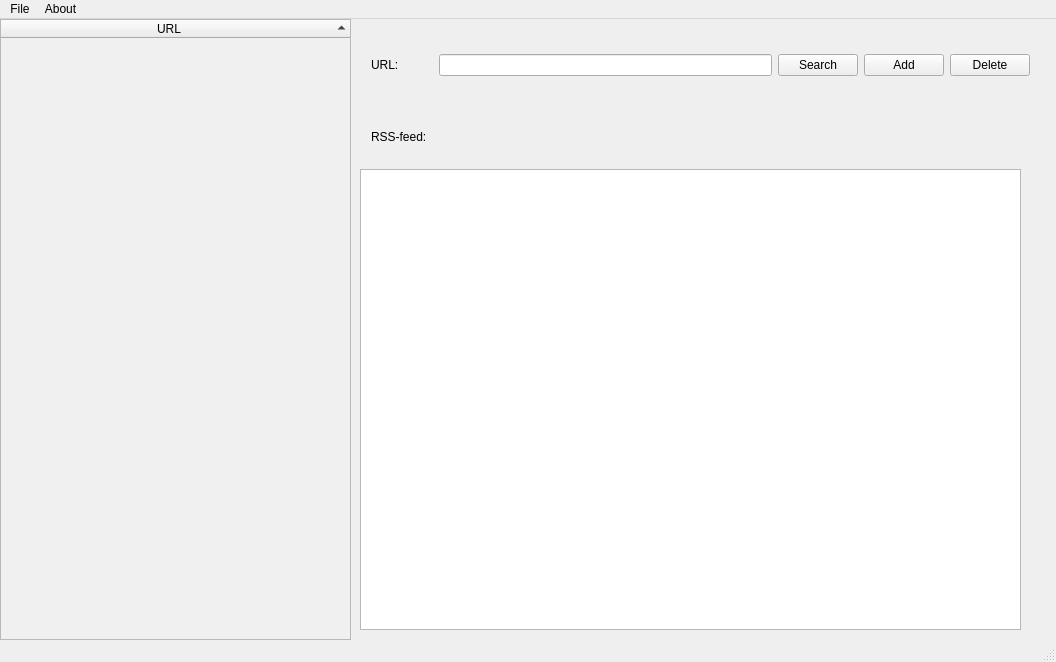
Qt form mainwindow.ui (henriwi/rssreader) before a commit.
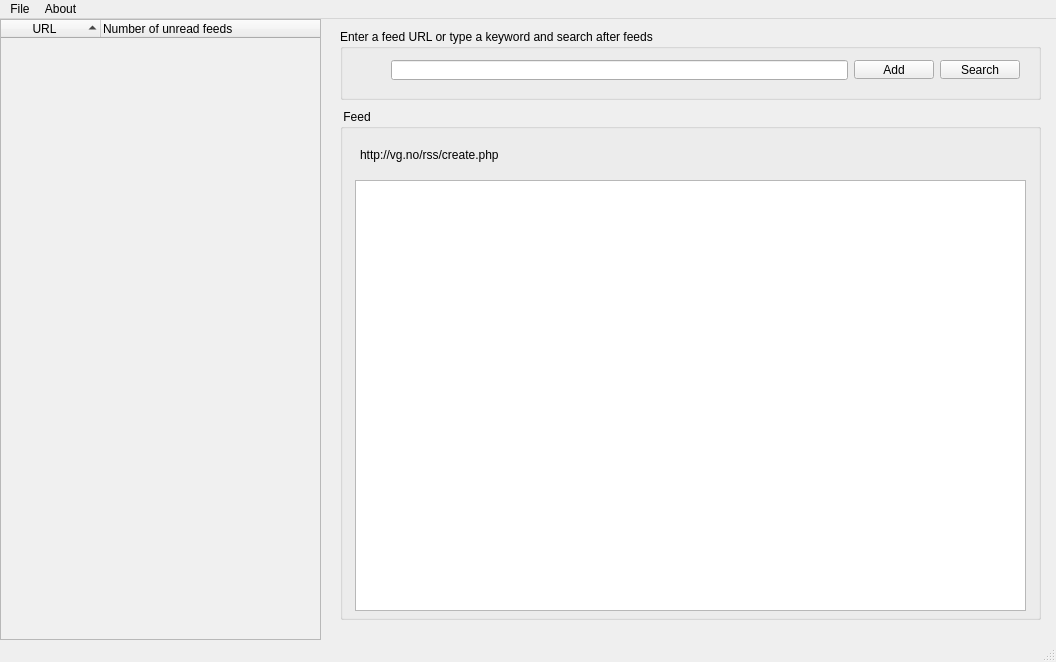
The same form after that commit.

Commit message: Endret en del på GUI, lagt inn groupboxer og en kolonne til i treeviewet

Diff of the .ui file:
```diff
--- a/mainwindow.ui
+++ b/mainwindow.ui
@@ -14,112 +14,12 @@
    <string>MainWindow</string>
   </property>
   <widget class="QWidget" name="centralWidget">
-   <widget class="QWidget" name="gridLayoutWidget">
-    <property name="geometry">
-     <rect>
-      <x>360</x>
-      <y>10</y>
-      <width>681</width>
-      <height>140</height>
-     </rect>
-    </property>
-    <layout class="QGridLayout" name="gridLayout">
-     <item row="0" column="0" colspan="2">
-      <widget class="QLabel" name="urlLabel">
-       <property name="sizePolicy">
-        <sizepolicy hsizetype="Fixed" vsizetype="Fixed">
-         <horstretch>0</horstretch>
-         <verstretch>0</verstretch>
-        </sizepolicy>
-       </property>
-       <property name="text">
-        <string>URL:</string>
-       </property>
-      </widget>
-     </item>
-     <item row="0" column="5">
-      <widget class="QPushButton" name="searchButton">
-       <property name="sizePolicy">
-        <sizepolicy hsizetype="Fixed" vsizetype="Fixed">
-         <horstretch>0</horstretch>
-         <verstretch>0</verstretch>
-        </sizepolicy>
-       </property>
-       <property name="text">
-        <string>Search</string>
-       </property>
-      </widget>
-     </item>
-     <item row="0" column="6">
-      <widget class="QPushButton" name="addButton">
-       <property name="sizePolicy">
-        <sizepolicy hsizetype="Fixed" vsizetype="Fixed">
-         <horstretch>0</horstretch>
-         <verstretch>0</verstretch>
-        </sizepolicy>
-       </property>
-       <property name="text">
-        <string>Add</string>
-       </property>
-      </widget>
-     </item>
-     <item row="2" column="0" colspan="2">
-      <widget class="QLabel" name="label">
-       <property name="sizePolicy">
-        <sizepolicy hsizetype="Fixed" vsizetype="Fixed">
-         <horstretch>0</horstretch>
-         <verstretch>0</verstretch>
-        </sizepolicy>
-       </property>
-       <property name="text">
-        <string>RSS-feed:</string>
-       </property>
-      </widget>
-     </item>
-     <item row="0" column="7">
-      <widget class="QPushButton" name="deleteButton">
-       <property name="text">
-        <string>Delete</string>
-       </property>
-      </widget>
-     </item>
-     <item row="0" column="3">
-      <widget class="QLineEdit" name="urlEdit">
-       <property name="sizePolicy">
-        <sizepolicy hsizetype="Expanding" vsizetype="Fixed">
-         <horstretch>0</horstretch>
-         <verstretch>0</verstretch>
-        </sizepolicy>
-       </property>
-       <property name="minimumSize">
-        <size>
-         <width>133</width>
-         <height>20</height>
-        </size>
-       </property>
-      </widget>
-     </item>
-     <item row="1" column="0" colspan="4">
-      <widget class="QLabel" name="urlErrorLabel">
-       <property name="sizePolicy">
-        <sizepolicy hsizetype="Preferred" vsizetype="Fixed">
-         <horstretch>0</horstretch>
-         <verstretch>0</verstretch>
-        </sizepolicy>
-       </property>
-       <property name="text">
-        <string/>
-       </property>
-      </widget>
-     </item>
-    </layout>
-   </widget>
    <widget class="QTreeWidget" name="treeWidget">
     <property name="geometry">
      <rect>
       <x>0</x>
       <y>0</y>
-      <width>351</width>
+      <width>321</width>
       <height>621</height>
      </rect>
     </property>
@@ -180,32 +80,138 @@
       <set>AlignHCenter|AlignVCenter|AlignCenter</set>
      </property>
     </column>
+    <column>
+     <property name="text">
+      <string>Number of unread feeds</string>
+     </property>
+    </column>
    </widget>
-   <widget class="QTextBrowser" name="rssEdit">
+   <widget class="QGroupBox" name="feedGroupBox">
     <property name="geometry">
      <rect>
-      <x>360</x>
-      <y>150</y>
-      <width>661</width>
-      <height>461</height>
+      <x>340</x>
+      <y>90</y>
+      <width>701</width>
+      <height>511</height>
      </rect>
     </property>
-    <property name="readOnly">
-     <bool>true</bool>
+    <property name="title">
+     <string> Feed</string>
     </property>
-    <property name="html">
-     <string>&lt;!DOCTYPE HTML PUBLIC &quot;-//W3C//DTD HTML 4.0//EN&quot; &quot;http://www.w3.org/TR/REC-html40/strict.dtd&quot;&gt;
-&lt;html&gt;&lt;head&gt;&lt;meta name=&quot;qrichtext&quot; content=&quot;1&quot; /&gt;&lt;style type=&quot;text/css&quot;&gt;
-p, li { white-space: pre-wrap; }
-&lt;/style&gt;&lt;/head&gt;&lt;body style=&quot; font-family:'MS Shell Dlg 2'; font-size:8.25pt; font-weight:400; font-style:normal;&quot;&gt;
-&lt;p style=&quot;-qt-paragraph-type:empty; margin-top:0px; margin-bottom:0px; margin-left:0px; margin-right:0px; -qt-block-indent:0; text-indent:0px; font-size:8pt;&quot;&gt;&lt;/p&gt;&lt;/body&gt;&lt;/html&gt;</string>
+    <widget class="QTextBrowser" name="rssEdit">
+     <property name="geometry">
+      <rect>
+       <x>15</x>
+       <y>71</y>
+       <width>671</width>
+       <height>431</height>
+      </rect>
+     </property>
+    </widget>
+    <widget class="QLabel" name="label">
+     <property name="geometry">
+      <rect>
+       <x>20</x>
+       <y>30</y>
+       <width>461</width>
+       <height>31</height>
+      </rect>
+     </property>
+     <property name="styleSheet">
+      <string notr="true">QLabel {
+	font: italic 16pt &quot;Arial&quot;;
+}</string>
+     </property>
+     <property name="text">
+      <string>http://vg.no/rss/create.php</string>
+     </property>
+    </widget>
+   </widget>
+   <widget class="QGroupBox" name="urlGroupBox">
+    <property name="geometry">
+     <rect>
+      <x>340</x>
+      <y>10</y>
+      <width>701</width>
+      <height>71</height>
+     </rect>
     </property>
-    <property name="openExternalLinks">
+    <property name="title">
+     <string>Enter a feed URL or type a keyword and search after feeds</string>
+    </property>
+    <property name="flat">
      <bool>false</bool>
     </property>
-    <property name="openLinks">
+    <property name="checkable">
      <bool>false</bool>
     </property>
+    <widget class="QWidget" name="gridLayoutWidget">
+     <property name="geometry">
+      <rect>
+       <x>40</x>
+       <y>20</y>
+       <width>651</width>
+       <height>41</height>
+      </rect>
+     </property>
+     <layout class="QGridLayout" name="gridLayout">
+      <property name="horizontalSpacing">
+       <number>6</number>
+      </property>
+      <property name="verticalSpacing">
+       <number>0</number>
+      </property>
+      <item row="0" column="3">
+       <widget class="QPushButton" name="searchButton">
+        <property name="sizePolicy">
+         <sizepolicy hsizetype="Fixed" vsizetype="Fixed">
+          <horstretch>0</horstretch>
+          <verstretch>0</verstretch>
+         </sizepolicy>
+        </property>
+        <property name="toolTip">
+         <string>Subscribe to a feed</string>
+        </property>
+        <property name="text">
+         <string>Search</string>
+        </property>
+       </widget>
+      </item>
+      <item row="0" column="2">
+       <widget class="QPushButton" name="addButton">
+        <property name="sizePolicy">
+         <sizepolicy hsizetype="Fixed" vsizetype="Fixed">
+          <horstretch>0</horstretch>
+          <verstretch>0</verstretch>
+         </sizepolicy>
+        </property>
+        <property name="text">
+         <string>Add</string>
+        </property>
+       </widget>
+      </item>
+      <item row="0" column="0">
+       <widget class="QLineEdit" name="urlEdit">
+        <property name="sizePolicy">
+         <sizepolicy hsizetype="Expanding" vsizetype="Fixed">
+          <horstretch>0</horstretch>
+          <verstretch>0</verstretch>
+         </sizepolicy>
+        </property>
+        <property name="minimumSize">
+         <size>
+          <width>133</width>
+          <height>20</height>
+         </size>
+        </property>
+       </widget>
+      </item>
+     </layout>
+    </widget>
+    <zorder>addButton</zorder>
+    <zorder>searchButton</zorder>
+    <zorder>feedGroupBox</zorder>
+    <zorder>gridLayoutWidget</zorder>
    </widget>
   </widget>
   <widget class="QMenuBar" name="menuBar">
```
Left out of the diff: 19 changed lines with no effect on the pictures.
